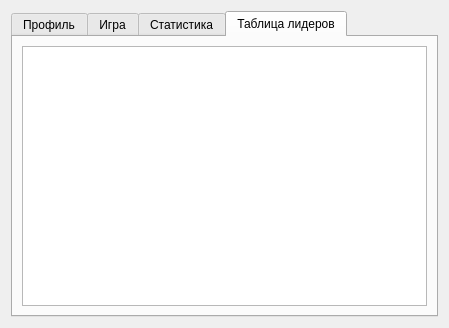
First picture: the form in ui/main.ui, repository pank-su/Game, before the edit.
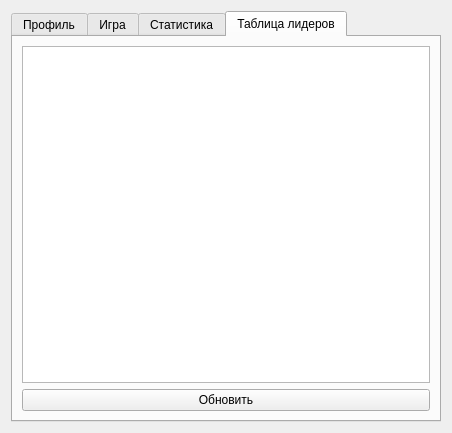
Second picture: the form after the edit. The open tabs and pages were chosen to show the change.

Commit message: Ну теперь можно видеть таблицу рекордов.

Diff of the .ui file:
```diff
--- a/ui/main.ui
+++ b/ui/main.ui
@@ -6,8 +6,8 @@
    <rect>
     <x>0</x>
     <y>0</y>
-    <width>449</width>
-    <height>328</height>
+    <width>452</width>
+    <height>433</height>
    </rect>
   </property>
   <property name="windowTitle">
@@ -171,7 +171,14 @@
       </attribute>
       <layout class="QVBoxLayout" name="verticalLayout_5">
        <item>
-        <widget class="QListView" name="listView"/>
+        <widget class="QTableWidget" name="tableWidget"/>
+       </item>
+       <item>
+        <widget class="QPushButton" name="pushButton_4">
+         <property name="text">
+          <string>Обновить</string>
+         </property>
+        </widget>
        </item>
       </layout>
      </widget>
```
Left out of the diff: 4 changed lines with no effect on the pictures. The commit also changes 1 other file.
